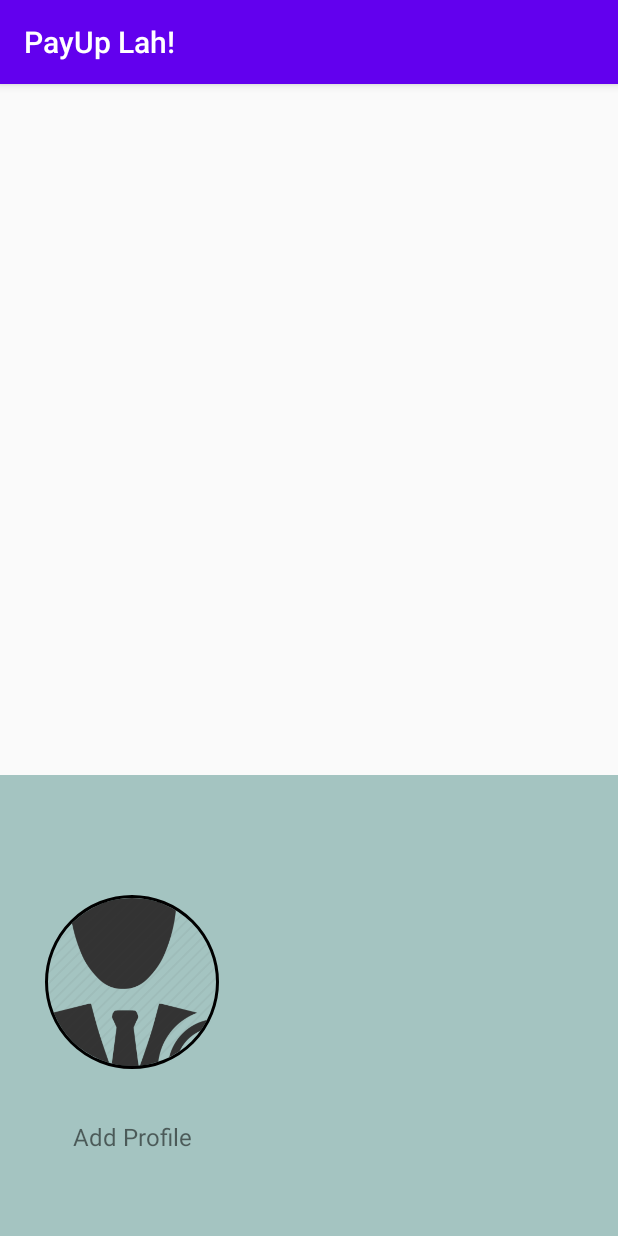
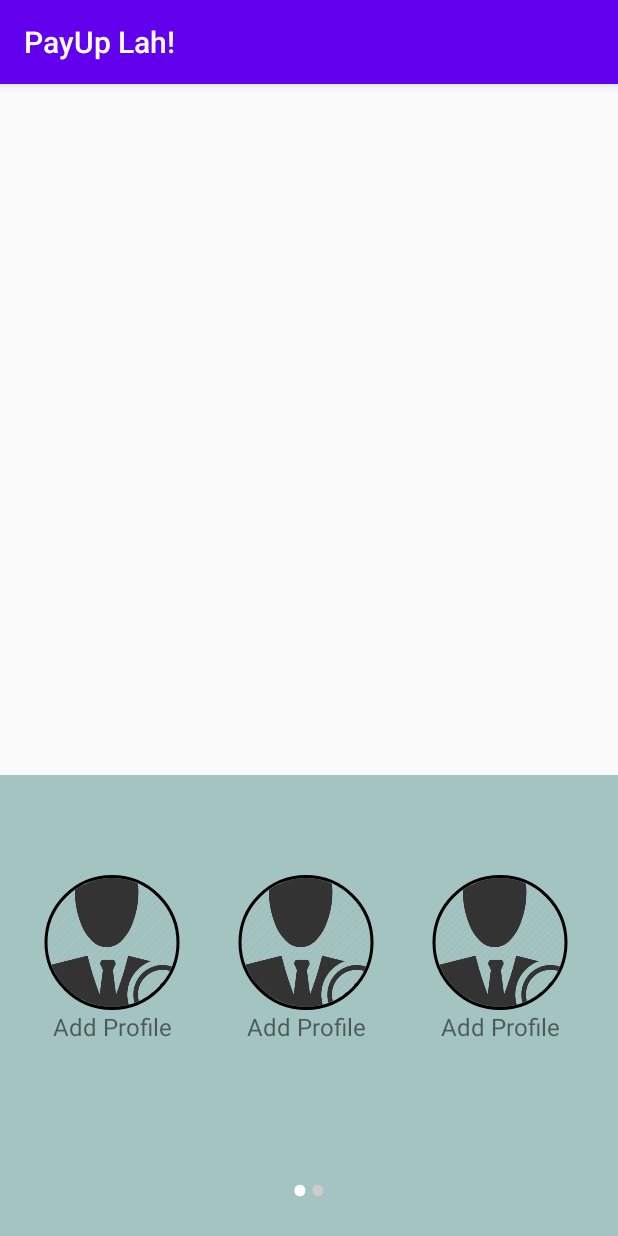
Before and after one commit to Hsinkai2000/PayUp-Lah, an Android app: the screen it shows after launch (MainActivity), on a phone screen of 412 x 824 dp. Run offline under Robolectric (Android 15) with nearby library versions, the phone set to English and light mode, and no system bars; our stand-ins replace CircleImageView.

Commit message:
Moved MainActivity Buttons into a ViewPager

```diff
--- a/app/src/main/java/com/app/teampayup/payuplah/MainActivity.java
+++ b/app/src/main/java/com/app/teampayup/payuplah/MainActivity.java
@@ -1,10 +1,15 @@
 package com.app.teampayup.payuplah;
 
 import android.content.Intent;
+import android.support.v4.view.ViewPager;
 import android.support.v7.app.AppCompatActivity;
 import android.os.Bundle;
+import android.text.Html;
 import android.view.View;
+import android.widget.Button;
 import android.widget.ImageView;
+import android.widget.LinearLayout;
+import android.widget.TextView;
 
 import com.bumptech.glide.Glide;
 import com.bumptech.glide.annotation.GlideModule;
@@ -18,6 +23,9 @@ import de.hdodenhof.circleimageview.CircleImageView;
 
 public class MainActivity extends AppCompatActivity {
     public static ProfileList listOfProfiles = new ProfileList();
+    LinearLayout mDotLayout;
+    SliderAdapter sliderAdapter;
+    TextView[] mDots;
 
     public static ProfileList getProfileList() {
         return listOfProfiles;
@@ -28,7 +36,13 @@ public class MainActivity extends AppCompatActivity {
     protected void onCreate(Bundle savedInstanceState) {
         super.onCreate(savedInstanceState);
         setContentView(R.layout.activity_main);
-
+        ViewPager mSlideViewPager = findViewById(R.id.slideViewPager);
+        mDotLayout = findViewById(R.id.dotsLayout);
+        sliderAdapter = new SliderAdapter(this);
+        mSlideViewPager.setAdapter(sliderAdapter);
+        addDotsIndicator(0);
+        mSlideViewPager.addOnPageChangeListener(viewListener);
+        /*
         CircleImageView circleView = findViewById(R.id.btnAddProfile);
         circleView.setOnClickListener(new View.OnClickListener() {
             @Override
@@ -36,6 +50,43 @@ public class MainActivity extends AppCompatActivity {
                 Intent gotoAddProfile = new Intent(getApplicationContext(),AddProfile.class);
                 startActivity(gotoAddProfile);
             }
-        });
+        });*/
+
     }
+
+    public void addDotsIndicator(int position){
+        mDots = new TextView[2];
+        mDotLayout.removeAllViews();
+        for (int i = 0 ; i < mDots.length; i++){
+            mDots[i] = new TextView(this);
+            mDots[i].setText((Html.fromHtml("&#8226;")));
+            mDots[i].setTextSize(35);
+            mDots[i].setTextColor(getResources().getColor(R.color.colorTransparentWhite));
+
+            mDotLayout.addView(mDots[i]);
+        }
+
+        //change selected to white
+        if (mDots.length > 0){
+            mDots[position].setTextColor(getResources().getColor(R.color.windowBackground));
+        }
+    }
+
+    //check for change
+    ViewPager.OnPageChangeListener viewListener = new ViewPager.OnPageChangeListener() {
+        @Override
+        public void onPageScrolled(int position, float positionOffset, int positionOffsetPixels) {
+
+        }
+
+        @Override
+        public void onPageSelected(int position) {
+            addDotsIndicator(position);
+        }
+
+        @Override
+        public void onPageScrollStateChanged(int state) {
+
+        }
+    };
 }
--- /dev/null
+++ b/app/src/main/java/com/app/teampayup/payuplah/SliderAdapter.java
@@ -0,0 +1,123 @@
+package com.app.teampayup.payuplah;
+
+import android.content.Context;
+import android.content.Intent;
+import android.support.annotation.NonNull;
+import android.support.v4.view.PagerAdapter;
+import android.view.LayoutInflater;
+import android.view.View;
+import android.view.ViewGroup;
+import android.widget.LinearLayout;
+import android.widget.TextView;
+
+import org.w3c.dom.Text;
+
+import de.hdodenhof.circleimageview.CircleImageView;
+
+public class SliderAdapter extends PagerAdapter {
+
+    Context context;
+    LayoutInflater layoutInflater;
+
+    public SliderAdapter(Context context) {
+        this.context = context;
+    }
+
+    //Arrays
+    public int[] slide_images ={
+            R.drawable.addprofile,
+            R.drawable.addprofile,
+            R.drawable.addprofile,
+            R.drawable.addprofile,
+            R.drawable.addprofile,
+            R.drawable.addprofile
+    };
+    public String[] slide_headings ={
+            "Add Profile",
+            "Add Profile",
+            "Add Profile",
+            "Add Profile",
+            "Add Profile",
+            "Add Profile"
+    };
+
+    @Override
+    public int getCount() {
+        return 2;//number of pages
+    }
+
+    @Override
+    public boolean isViewFromObject(@NonNull View view, @NonNull Object object) {
+        return view == (LinearLayout) object;
+    }
+
+    @NonNull
+    @Override
+    public Object instantiateItem(@NonNull ViewGroup container, int position) {
+        layoutInflater = (LayoutInflater) context.getSystemService(context.LAYOUT_INFLATER_SERVICE);
+        View view = layoutInflater.inflate(R.layout.slide_layout_fragment1, container, false);
+        final CircleImageView btnAdd = (CircleImageView)view.findViewById(R.id.btnAddProfile);
+        final CircleImageView btnAdd1 = view.findViewById(R.id.btnAdd1);
+        final CircleImageView btnAdd2 = view.findViewById(R.id.btnAdd2);
+        TextView tv1 = view.findViewById(R.id.slideDesc1);
+        TextView tv2 = view.findViewById(R.id.slideDesc2);
+        TextView tv3 = view.findViewById(R.id.slideDesc3);
+        final int cPos = position;
+        btnAdd.setOnClickListener(new View.OnClickListener() {
+            @Override
+            public void onClick(View v) {
+                if (cPos == 0){
+                    Intent gotoAddProfile = new Intent(context, AddProfile.class);
+                    context.startActivity(gotoAddProfile);
+                }
+                else if (cPos == 1){
+                    Intent gotoAddProfile = new Intent(context, AddProfile.class);
+                    context.startActivity(gotoAddProfile);
+                }
+            }
+        });
+        btnAdd1.setOnClickListener(new View.OnClickListener() {
+            @Override
+            public void onClick(View v) {
+                if (cPos == 0){
+                    Intent gotoAddProfile = new Intent(context, AddProfile.class);
+                    context.startActivity(gotoAddProfile);
+                }
+                else if (cPos == 1){
+                    Intent gotoAddProfile = new Intent(context, AddProfile.class);
+                    context.startActivity(gotoAddProfile);
+                }
+            }
+        });
+        btnAdd2.setOnClickListener(new View.OnClickListener() {
+            @Override
+            public void onClick(View v) {
+                if (cPos == 0){
+                    Intent gotoAddProfile = new Intent(context, AddProfile.class);
+                    context.startActivity(gotoAddProfile);
+                }
+                else if (cPos == 1){
+                    Intent gotoAddProfile = new Intent(context, AddProfile.class);
+                    context.startActivity(gotoAddProfile);
+                }
+            }
+        });
+
+        btnAdd.setImageResource(slide_images[position]);
+        btnAdd1.setImageResource(slide_images[position]);
+        btnAdd2.setImageResource(slide_images[position]);
+
+        tv1.setText(slide_headings[position]);
+        tv2.setText(slide_headings[position]);
+        tv3.setText(slide_headings[position]);
+
+        container.addView(view);
+        return view;
+    }
+
+    //stop at the end
+    @Override
+    public void destroyItem(@NonNull ViewGroup container, int position, @NonNull Object object) {
+        container.removeView((LinearLayout)object);
+    }
+}
--- a/app/src/main/res/layout/activity_main.xml
+++ b/app/src/main/res/layout/activity_main.xml
@@ -19,37 +19,26 @@
         android:layout_height="0dp"
         android:layout_weight="40"
         android:weightSum="100"
-        android:orientation="horizontal"
-        android:paddingLeft="30dp"
-        android:paddingRight="30dp"
+        android:orientation="vertical"
+        android:paddingLeft="10dp"
+        android:paddingRight="10dp"
         android:background="@color/colorVariant">
+        <android.support.v4.view.ViewPager
+            android:id="@+id/slideViewPager"
+            android:layout_width="match_parent"
+            android:layout_height="0dp"
+            android:layout_weight="80">
+        </android.support.v4.view.ViewPager>
         <LinearLayout
-            android:layout_width="0dp"
-            android:layout_height="match_parent"
-            android:layout_weight="33"
-            android:orientation="vertical"
-            android:gravity="center_vertical"
-            android:weightSum="100">
-            <de.hdodenhof.circleimageview.CircleImageView
-                xmlns:app="http://schemas.android.com/apk/res-auto"
-                android:id="@+id/btnAddProfile"
-                android:layout_width="wrap_content"
-                android:layout_height="0dp"
-                android:layout_weight="60"
-                android:src="@drawable/addprofile"
-                app:civ_border_width="2dp"
-                app:civ_border_color="@android:color/black"
-                app:civ_circle_background_color="@android:color/darker_gray"/>
-            <TextView
-                android:layout_width="match_parent"
-                android:layout_height="0dp"
-                android:layout_weight="10"
-                android:text="Add Profile"
-                android:textSize="16dp"
-                android:gravity="center_horizontal"/>
+            android:id="@+id/dotsLayout"
+            android:layout_width="match_parent"
+            android:layout_height="0dp"
+            android:layout_weight="20"
+            android:weightSum="100"
+            android:orientation="horizontal"
+            android:gravity="center">
 
         </LinearLayout>
-
     </LinearLayout>
 
 
--- /dev/null
+++ b/app/src/main/res/layout/slide_layout_fragment1.xml
@@ -0,0 +1,94 @@
+<?xml version="1.0" encoding="utf-8"?>
+<LinearLayout
+    xmlns:android="http://schemas.android.com/apk/res/android" android:layout_width="match_parent"
+    android:layout_height="match_parent"
+    android:weightSum="100"
+    android:orientation="horizontal"
+    >
+    <LinearLayout
+        android:layout_width="0dp"
+        android:layout_height="match_parent"
+        android:layout_weight="33"
+        android:orientation="vertical"
+        android:gravity="center_vertical"
+        android:weightSum="100"
+        android:padding="10dp">
+        <de.hdodenhof.circleimageview.CircleImageView
+            xmlns:app="http://schemas.android.com/apk/res-auto"
+            android:id="@+id/btnAddProfile"
+            android:layout_width="wrap_content"
+            android:layout_height="0dp"
+            android:layout_weight="40"
+            android:src="@drawable/addprofile"
+            app:civ_border_width="2dp"
+            app:civ_border_color="@android:color/black"
+            app:civ_circle_background_color="@android:color/darker_gray"/>
+        <TextView
+            android:id="@+id/slideDesc1"
+            android:layout_width="match_parent"
+            android:layout_height="0dp"
+            android:layout_weight="10"
+            android:text="Add Profile"
+            android:textSize="16dp"
+            android:gravity="center_horizontal"/>
+
+    </LinearLayout>
+    <LinearLayout
+        android:layout_width="0dp"
+        android:layout_height="match_parent"
+        android:layout_weight="33"
+        android:orientation="vertical"
+        android:gravity="center_vertical"
+        android:weightSum="100"
+        android:padding="10dp">
+        <de.hdodenhof.circleimageview.CircleImageView
+            xmlns:app="http://schemas.android.com/apk/res-auto"
+            android:id="@+id/btnAdd1"
+            android:layout_width="wrap_content"
+            android:layout_height="0dp"
+            android:layout_weight="40"
+            android:src="@drawable/addprofile"
+            app:civ_border_width="2dp"
+            app:civ_border_color="@android:color/black"
+            app:civ_circle_background_color="@android:color/darker_gray"/>
+        <TextView
+            android:id="@+id/slideDesc2"
+            android:layout_width="match_parent"
+            android:layout_height="0dp"
+            android:layout_weight="10"
+            android:text="Add Profile"
+            android:textSize="16dp"
+            android:gravity="center_horizontal"/>
+
+    </LinearLayout>
+    <LinearLayout
+        android:layout_width="0dp"
+        android:layout_height="match_parent"
+        android:layout_weight="33"
+        android:orientation="vertical"
+        android:gravity="center_vertical"
+        android:weightSum="100"
+        android:padding="10dp">
+        <de.hdodenhof.circleimageview.CircleImageView
+            xmlns:app="http://schemas.android.com/apk/res-auto"
+            android:id="@+id/btnAdd2"
+            android:layout_width="wrap_content"
+            android:layout_height="0dp"
+            android:layout_weight="40"
+            android:src="@drawable/addprofile"
+            app:civ_border_width="2dp"
+            app:civ_border_color="@android:color/black"
+            app:civ_circle_background_color="@android:color/darker_gray"/>
+
+        <TextView
+            android:id="@+id/slideDesc3"
+            android:layout_width="match_parent"
+            android:layout_height="0dp"
+            android:layout_weight="10"
+            android:text="Add Profile"
+            android:textSize="16dp"
+            android:gravity="center_horizontal"/>
+
+    </LinearLayout>
+
+</LinearLayout>
--- a/app/src/main/res/values/colors.xml
+++ b/app/src/main/res/values/colors.xml
@@ -8,4 +8,5 @@
     <color name="colorSecondaryDark">#018786</color>
     <color name="error">#C51162</color>
     <color name="windowBackground">#FFFFFF</color>
+    <color name="colorTransparentWhite">#cccccc</color>
 </resources>
```
Also changed, not shown: app/src/main/AndroidManifest.xml (+10 -5 lines).
